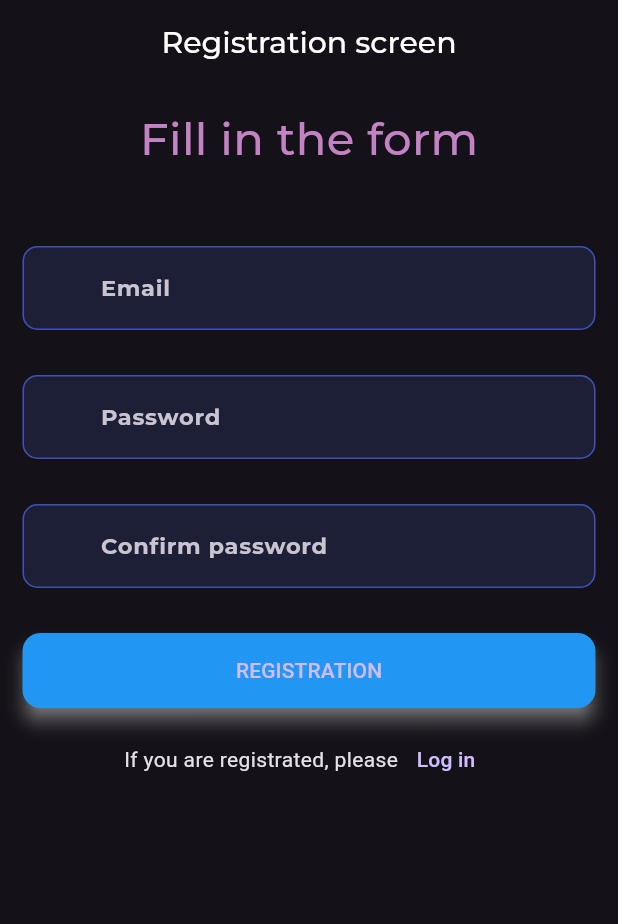
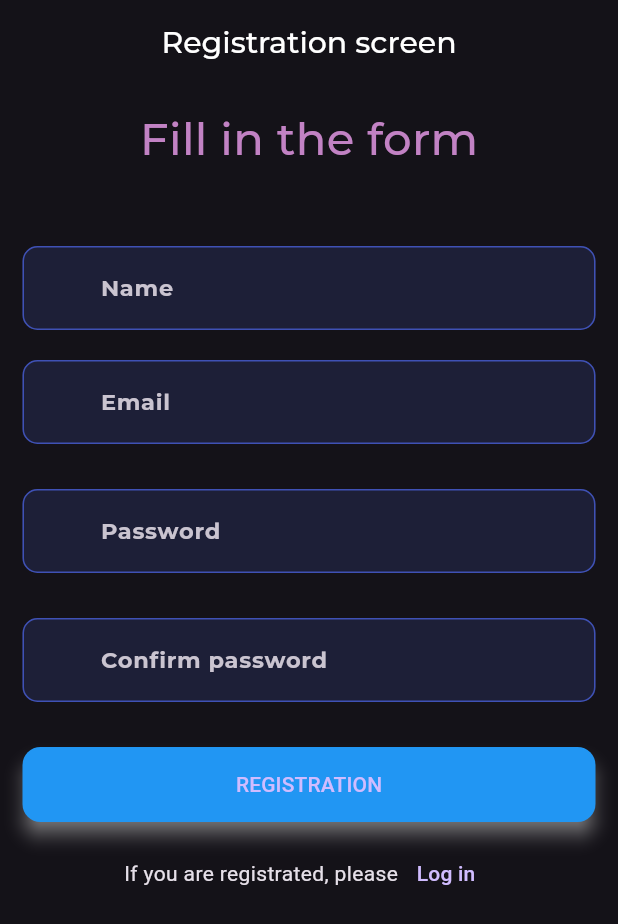
Before and after one commit to Haltseva-Yevheniia/Chatik-for-users, a Flutter app: the screen it shows after launch, after a tap on "Register now", on a phone screen of 412 x 824 dp. Shown: the top 924 px of the screen. Run offline on Flutter 3.47's test engine with Material 3 defaults, Android fonts, the phone set to English and light mode, and no system bars; our stand-ins replace cloud_firestore, firebase_auth, firebase_core, lottie; accounts and stored records are empty; network calls fail; Roboto replaces fonts that are missing (Monserrat); project files that could hold a hidden picture were left out.

```diff
--- a/lib/constants.dart
+++ b/lib/constants.dart
@@ -1,4 +1,6 @@
 import 'package:chatik_for_users/services/authorization/auth_service.dart';
+import 'package:cloud_firestore/cloud_firestore.dart';
+import 'package:firebase_auth/firebase_auth.dart';
 import 'package:flutter/material.dart';
 
 // constants to use through our project
@@ -13,3 +15,5 @@ TextStyle headTextStyle = TextStyle(fontSize: 30, color: headTextColor, fontFami
 // objects
 
 AuthService authService = AuthService();
+FirebaseFirestore firebaseFirestore = FirebaseFirestore.instance;
+FirebaseAuth firebaseAuth = FirebaseAuth.instance;
--- a/lib/screens/authorization/registration_screen.dart
+++ b/lib/screens/authorization/registration_screen.dart
@@ -18,12 +18,13 @@ class _RegistrationScreenState extends State<RegistrationScreen> {
   TextEditingController passwordController = TextEditingController();
   TextEditingController passwordConfirmController = TextEditingController();
   TextEditingController nameController = TextEditingController();
+  Image? avatar;
   AuthService authService = AuthService();
 
   Future<void> registrUp() async {
     try {
       await authService.registrUp(
-          email: emailController.text, password: passwordController.text);
+          email: emailController.text, password: passwordController.text, name: nameController.text, avatar: avatar);
     } catch (error) {
       throw Exception(error);
     }
@@ -52,6 +53,12 @@ class _RegistrationScreenState extends State<RegistrationScreen> {
               height: 50,
             ),
             UsersTextField(
+              controller: nameController,
+              label: 'Name',
+              hintText: 'Enter your name',
+            ),
+            SizedBox(height: 20,),
+            UsersTextField(
               controller: emailController,
               label: 'Email',
               hintText: 'Enter email',
@@ -73,6 +80,7 @@ class _RegistrationScreenState extends State<RegistrationScreen> {
               label: 'Confirm password',
               hintText: 'Confirm your password',
             ),
+
             const SizedBox(
               height: 30,
             ),
--- a/lib/services/authorization/auth_service.dart
+++ b/lib/services/authorization/auth_service.dart
@@ -1,5 +1,6 @@
 import 'package:firebase_auth/firebase_auth.dart';
 import 'package:cloud_firestore/cloud_firestore.dart';
+import 'package:flutter/material.dart';
 
 class AuthService {
   final FirebaseAuth _firebaseAuth = FirebaseAuth.instance;
@@ -28,6 +29,8 @@ class AuthService {
   Future<UserCredential> registrUp({
     required String email,
     required String password,
+    String? name,
+    Image? avatar,
   }) async {
     UserCredential userCredential =
         await _firebaseAuth.createUserWithEmailAndPassword(
@@ -37,7 +40,9 @@ class AuthService {
     _firebaseFirestore.collection('users').doc(userCredential.user!.uid).set(
         {
           'uid': userCredential.user!.uid,
-          'email': userCredential.user!.email,
+          'email': email,
+          'name': name,
+          'avatar': avatar,
 
         });
     return userCredential;
```
Also changed, not shown: lib/screens/chat/list_chats.dart (+58 -0 lines).
